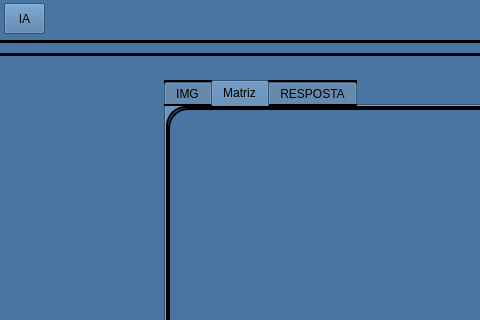
Qt form PDI/form.ui (Quebec-Eric/Processamento_e_An-lise_de_Imagens) before a commit; both pictures show x 176 to 656 and y 0 to 320 of the 1444 by 739 pixel window.
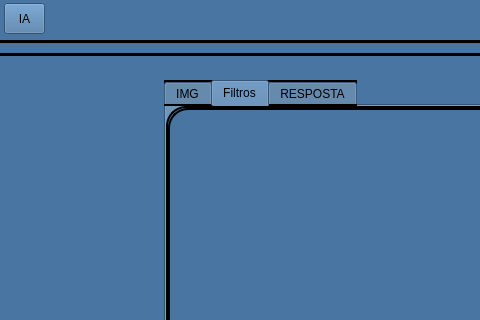
The same form after that commit. The open tabs and pages were chosen to show the change. Icons and pictures are not drawn.

Patch:
```diff
--- a/PDI/form.ui
+++ b/PDI/form.ui
@@ -166,7 +166,7 @@
     </widget>
     <widget class="QWidget" name="tab_3">
      <attribute name="title">
-      <string>Matriz</string>
+      <string>Filtros</string>
      </attribute>
     </widget>
     <widget class="QWidget" name="tab_2">
```
Left out of the diff: 2 changed lines with no effect on the pictures.
